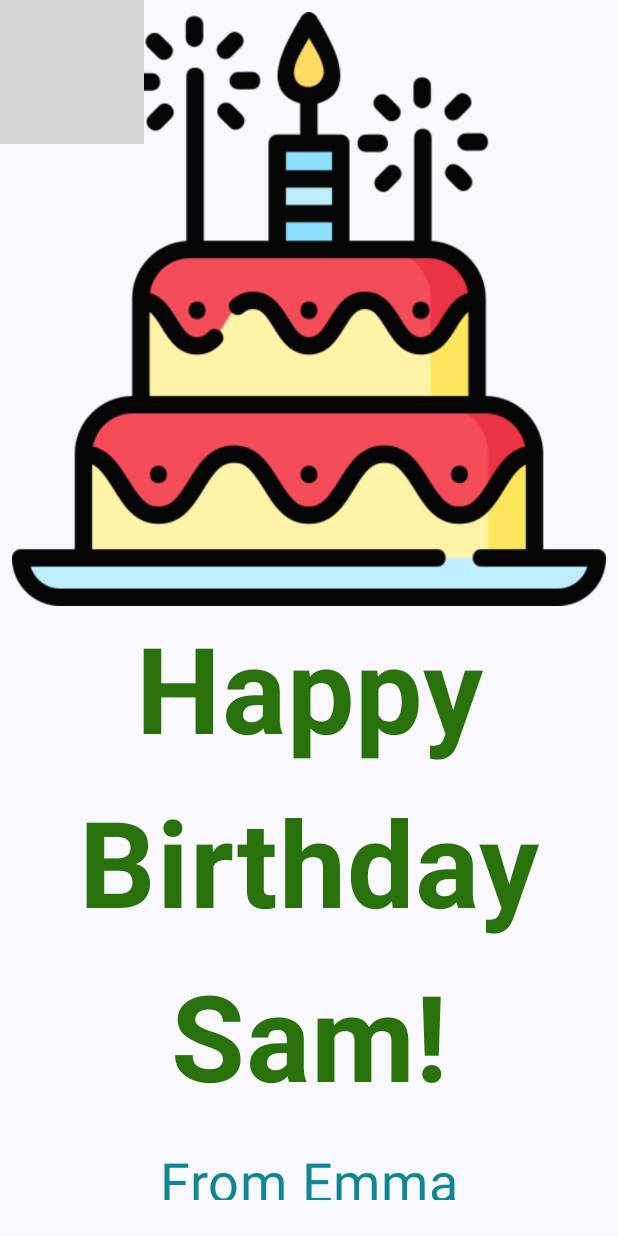
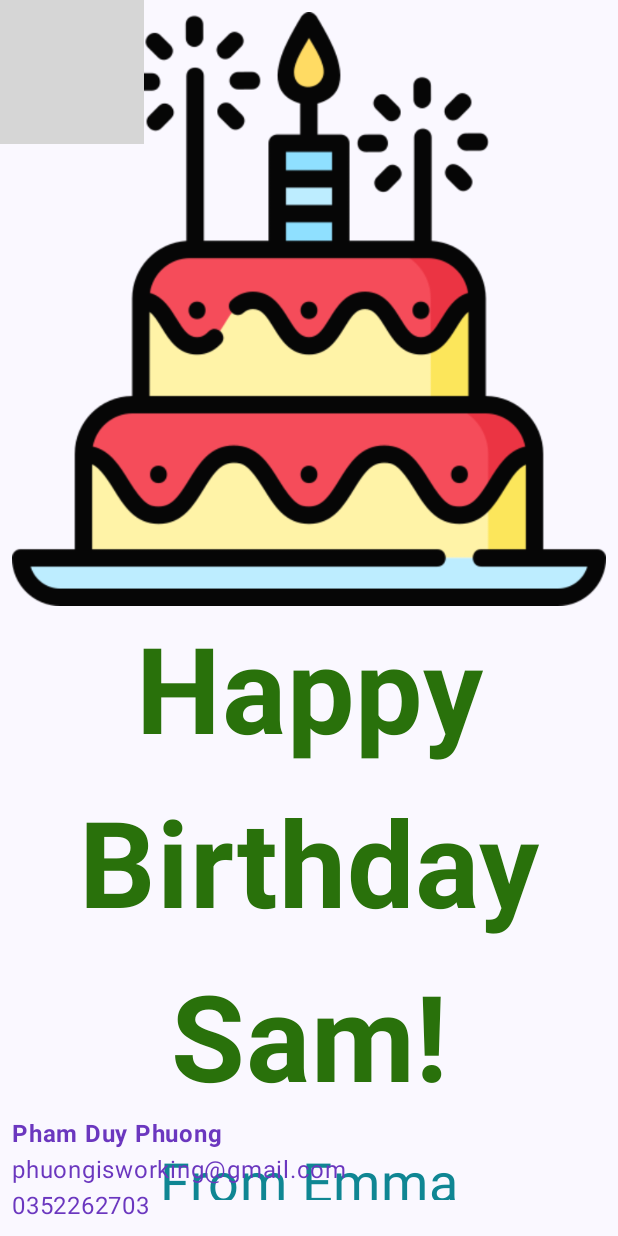
Before and after one commit to KayabaZeref/learnAndroidStudio, an Android app built with Jetpack Compose: the screen it shows after launch (MainActivity), on a phone screen of 412 x 824 dp. Run offline under Robolectric (Android 15) with nearby library versions, the phone set to English and light mode, and no system bars; grey boxes are pictures that could not be loaded.

```diff
--- a/app/src/main/java/com/example/happybirthday/MainActivity.kt
+++ b/app/src/main/java/com/example/happybirthday/MainActivity.kt
@@ -109,6 +109,28 @@ fun GreetingImage(
                 .fillMaxSize()
                 .padding(8.dp)
         )
+        ContactInformation(
+            name = "Pham Duy Phuong",
+            email = "phuongisworking@gmail.com",
+            phoneNumber = "0352262703",
+            modifier = Modifier
+                .align(Alignment.BottomCenter)
+                .padding(8.dp)
+        )
+    }
+}
+
+@Composable
+fun ContactInformation(
+    name: String,
+    email: String,
+    phoneNumber: String,
+    modifier: Modifier = Modifier
+) {
+    Column(modifier = modifier.fillMaxWidth()) {
+        Text(text = name, fontWeight = FontWeight.Bold, color = Color(0xFF6B37BF))
+        Text(text = email, color = Color(0xFF6B37BF))
+        Text(text = phoneNumber, color = Color(0xFF6B37BF))
     }
 }
 
```
